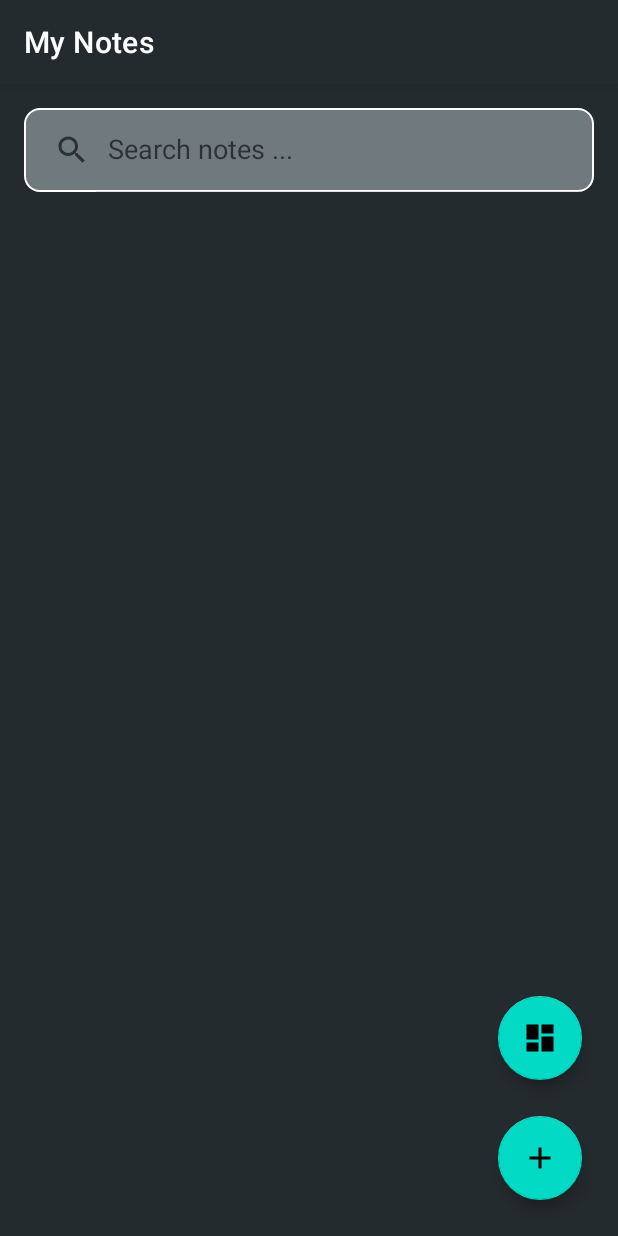
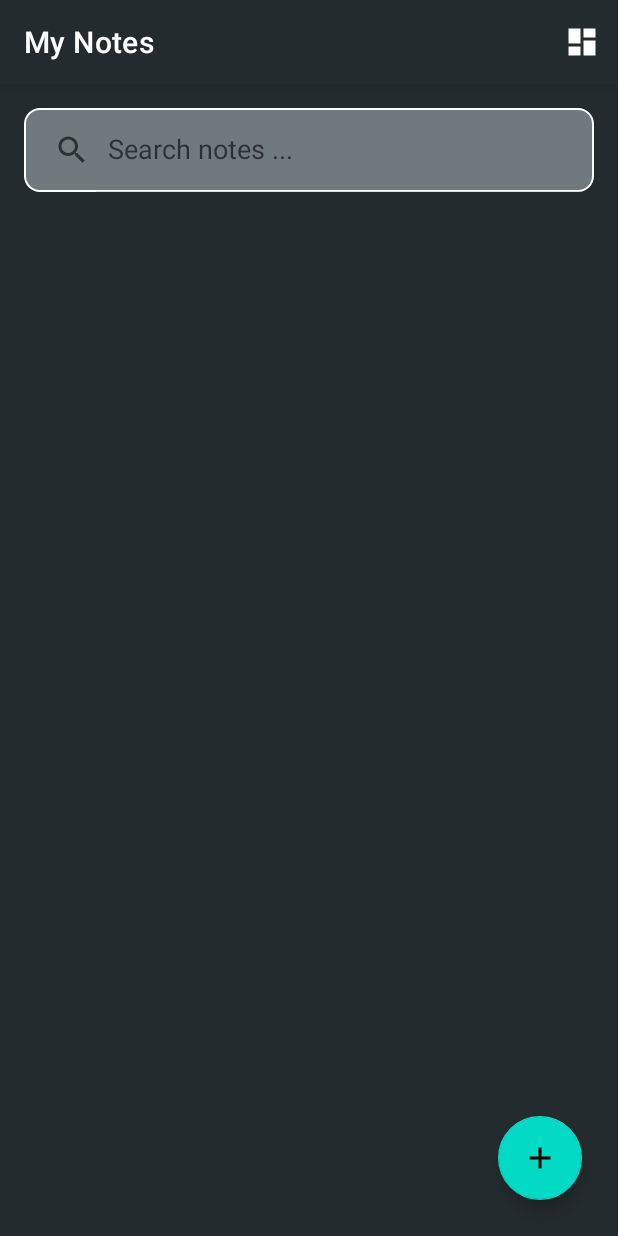
Before and after one commit to vishal-singh07/My-Notes-App, an Android app: the screen it shows after launch (MainActivity), on a phone screen of 412 x 824 dp. Run offline under Robolectric (Android 15) with nearby library versions, the phone set to English and light mode, and no system bars; our stand-ins replace Room's generated code.

Commit message:
Added the functionality to switch layouts using Preference Datastore in Kotlin.

```diff
--- a/app/build.gradle
+++ b/app/build.gradle
@@ -44,7 +44,6 @@ dependencies {
     androidTestImplementation 'androidx.test.espresso:espresso-core:3.4.0'
     implementation "androidx.activity:activity-ktx:1.6.1"
 
-
     // Lifecycle libraries
     def lifecycle_version = "2.5.1"
     implementation "androidx.lifecycle:lifecycle-viewmodel-ktx:$lifecycle_version"
@@ -54,4 +53,7 @@ dependencies {
     implementation "androidx.room:room-runtime:$room_version"
     kapt "androidx.room:room-compiler:$room_version"
     implementation "androidx.room:room-ktx:$room_version"
+    //Preference Datastore
+    implementation "androidx.datastore:datastore-preferences:1.0.0"
+    implementation "androidx.lifecycle:lifecycle-livedata-ktx:2.3.1"
 }
--- a/app/src/main/java/com/example/mynotes/MainActivity.kt
+++ b/app/src/main/java/com/example/mynotes/MainActivity.kt
@@ -2,16 +2,27 @@ package com.example.mynotes
 
 import android.content.Intent
 import android.os.Bundle
+import android.view.Menu
+import android.view.MenuInflater
+import android.view.MenuItem
 import android.widget.SearchView
 import androidx.activity.viewModels
 import androidx.appcompat.app.AppCompatActivity
 import androidx.appcompat.app.AppCompatDelegate
+import androidx.core.content.ContentProviderCompat.requireContext
+import androidx.core.content.ContextCompat
+import androidx.lifecycle.asLiveData
+import androidx.lifecycle.lifecycleScope
+import androidx.recyclerview.widget.GridLayoutManager
 import androidx.recyclerview.widget.LinearLayoutManager
 import androidx.recyclerview.widget.StaggeredGridLayoutManager
 import com.example.mynotes.adapters.NoteListAdapter
+import com.example.mynotes.data.SettingsDataStore
+import com.example.mynotes.data.dataStore
 import com.example.mynotes.databinding.ActivityMainBinding
 import com.example.mynotes.viewmodel.NoteViewModel
 import com.example.mynotes.viewmodel.NoteViewModelFactory
+import kotlinx.coroutines.launch
 
 
 class MainActivity : AppCompatActivity() {
@@ -25,6 +36,10 @@ class MainActivity : AppCompatActivity() {
 
     private var _binding: ActivityMainBinding? = null
     private val binding get() = _binding!!
+    // Keeps track of which LayoutManager is in use for the [RecyclerView]
+    private var isLinearLayoutManager = true
+
+    private lateinit var SettingsDataStore: SettingsDataStore
 
     override fun onCreate(savedInstanceState: Bundle?) {
         super.onCreate(savedInstanceState)
@@ -32,9 +47,6 @@ class MainActivity : AppCompatActivity() {
         setContentView(binding.root)
 
         AppCompatDelegate.setDefaultNightMode(AppCompatDelegate.MODE_NIGHT_NO)
-        val prefs = this.getSharedPreferences("my_prefs", MODE_PRIVATE)
-        prefs.edit().putBoolean("isGrid",false).apply()
-
 
         val adapter = NoteListAdapter {
             val intent = Intent(this,NoteTakerActivity::class.java)
@@ -78,21 +90,64 @@ class MainActivity : AppCompatActivity() {
 
         })
 
-        binding.layoutSwitch.setOnClickListener {
-            //If the layout is not grid
-            if(!prefs.getBoolean("isGrid",false))
-            {
-                prefs.edit().putBoolean("isGrid",true).apply()
-                binding.layoutSwitch.setImageResource(R.drawable.ic_grid_24)
-                binding.recyclerView.layoutManager = StaggeredGridLayoutManager(2,StaggeredGridLayoutManager.VERTICAL)
-            } else {
-                prefs.edit().putBoolean("isGrid",false).apply()
-                binding.layoutSwitch.setImageResource(R.drawable.ic_linear_24)
-                binding.recyclerView.layoutManager = LinearLayoutManager(this)
-            }
+        SettingsDataStore = SettingsDataStore(this.dataStore)
+        SettingsDataStore.preferenceFlow.asLiveData().observe(this) { value ->
+            isLinearLayoutManager = value
+            chooseLayout()
+            this.invalidateOptionsMenu()
         }
 
 
     }
 
+    override fun onCreateOptionsMenu(menu: Menu): Boolean {
+        val inflater: MenuInflater = menuInflater
+        inflater.inflate(R.menu.layout_menu, menu)
+        val layoutButton = menu.findItem(R.id.action_switch_layout)
+        setIcon(layoutButton)
+        return true
+    }
+    override fun onOptionsItemSelected(item: MenuItem): Boolean {
+        return when (item.itemId) {
+            R.id.action_switch_layout -> {
+                // Sets isLinearLayoutManager (a Boolean) to the opposite value
+                isLinearLayoutManager = !isLinearLayoutManager
+
+                // Launch a coroutine and write the layout setting in the preference Datastore
+                lifecycleScope.launch {
+                    SettingsDataStore.saveLayoutToPreferencesStore(isLinearLayoutManager, this@MainActivity)
+                }
+
+                // Sets layout and icon
+                chooseLayout()
+                setIcon(item)
+
+                return true
+            }
+            // Otherwise, do nothing and use the core event handling
+
+            // when clauses require that all possible paths be accounted for explicitly,
+            // for instance both the true and false cases if the value is a Boolean,
+            // or an else to catch all unhandled cases.
+            else -> super.onOptionsItemSelected(item)
+        }
+    }
+    private fun setIcon(menuItem: MenuItem?) {
+        if (menuItem == null)
+            return
+
+        menuItem.icon =
+            if (isLinearLayoutManager)
+                ContextCompat.getDrawable(this@MainActivity, R.drawable.ic_grid_24)
+            else ContextCompat.getDrawable(this@MainActivity, R.drawable.ic_linear)
+    }
+
+    private fun chooseLayout() {
+        if (isLinearLayoutManager) {
+            binding.recyclerView.layoutManager = LinearLayoutManager(this)
+        } else {
+            binding.recyclerView.layoutManager = StaggeredGridLayoutManager(2,StaggeredGridLayoutManager.VERTICAL)
+        }
+//        binding.recyclerView.adapter = LetterAdapter()
+    }
 }
--- /dev/null
+++ b/app/src/main/java/com/example/mynotes/data/SettingsDataStore.kt
@@ -0,0 +1,45 @@
+package com.example.mynotes.data
+
+import android.content.Context
+import androidx.datastore.core.DataStore
+import androidx.datastore.preferences.core.Preferences
+import androidx.datastore.preferences.core.booleanPreferencesKey
+import androidx.datastore.preferences.core.edit
+import androidx.datastore.preferences.core.emptyPreferences
+import androidx.datastore.preferences.preferencesDataStore
+import kotlinx.coroutines.flow.Flow
+import kotlinx.coroutines.flow.catch
+import kotlinx.coroutines.flow.map
+import java.io.IOException
+
+private const val LAYOUT_PREFERENCES_NAME = "layout_preferences"
+
+// Create a DataStore instance using the preferencesDataStore delegate, with the Context as
+// receiver.
+val Context.dataStore: DataStore<Preferences> by preferencesDataStore(
+    name = LAYOUT_PREFERENCES_NAME
+)
+
+class SettingsDataStore(preference_datastore: DataStore<Preferences>) {
+    private val IS_LINEAR_LAYOUT_MANAGER = booleanPreferencesKey("is_linear_layout_manager")
+
+    val preferenceFlow: Flow<Boolean> = preference_datastore.data
+        .catch {
+            if (it is IOException) {
+                it.printStackTrace()
+                emit(emptyPreferences())
+            } else {
+                throw it
+            }
+        }
+        .map { preferences ->
+            // On the first run of the app, we will use LinearLayoutManager by default
+            preferences[IS_LINEAR_LAYOUT_MANAGER] ?: true
+        }
+
+    suspend fun saveLayoutToPreferencesStore(isLinearLayoutManager: Boolean, context: Context) {
+        context.dataStore.edit { preferences ->
+            preferences[IS_LINEAR_LAYOUT_MANAGER] = isLinearLayoutManager
+        }
+    }
+}
--- a/app/src/main/res/drawable/ic_grid_24.xml
+++ b/app/src/main/res/drawable/ic_grid_24.xml
@@ -1,4 +1,4 @@
-<vector android:height="24dp" android:tint="#000000"
+<vector android:height="24dp" android:tint="#FFFFFF"
     android:viewportHeight="24" android:viewportWidth="24"
     android:width="24dp" xmlns:android="http://schemas.android.com/apk/res/android">
     <path android:fillColor="@android:color/white" android:pathData="M3,13h8L11,3L3,3v10zM3,21h8v-6L3,15v6zM13,21h8L21,11h-8v10zM13,3v6h8L21,3h-8z"/>
--- /dev/null
+++ b/app/src/main/res/drawable/ic_linear.xml
@@ -0,0 +1,5 @@
+<vector android:autoMirrored="true" android:height="24dp"
+    android:tint="#FFFFFF" android:viewportHeight="24"
+    android:viewportWidth="24" android:width="24dp" xmlns:android="http://schemas.android.com/apk/res/android">
+    <path android:fillColor="@android:color/white" android:pathData="M3,14h4v-4H3V14zM3,19h4v-4H3V19zM3,9h4V5H3V9zM8,14h13v-4H8V14zM8,19h13v-4H8V19zM8,5v4h13V5H8z"/>
+</vector>
--- a/app/src/main/res/layout/activity_main.xml
+++ b/app/src/main/res/layout/activity_main.xml
@@ -30,15 +30,6 @@
         android:layout_marginEnd="8dp"
         android:layout_marginBottom="8dp" />
 
-    <com.google.android.material.floatingactionbutton.FloatingActionButton
-        android:id="@+id/layout_switch"
-        android:layout_width="wrap_content"
-        android:layout_height="wrap_content"
-        android:layout_above="@+id/fab_add"
-        android:layout_alignParentEnd="true"
-        android:src="@drawable/ic_grid_24"
-        android:layout_marginEnd="24dp"/>
-
 
     <com.google.android.material.floatingactionbutton.FloatingActionButton
         android:id="@+id/fab_add"
--- /dev/null
+++ b/app/src/main/res/menu/layout_menu.xml
@@ -0,0 +1,8 @@
+<?xml version="1.0" encoding="utf-8"?>
+<menu xmlns:android="http://schemas.android.com/apk/res/android"
+    xmlns:app="http://schemas.android.com/apk/res-auto">
+    <item android:id="@+id/action_switch_layout"
+        android:title="@string/action_switch_layout"
+        android:icon="@drawable/ic_linear"
+        app:showAsAction="always" />
+</menu>
--- a/app/src/main/res/menu/popup_menu.xml
+++ /dev/null
@@ -1,6 +0,0 @@
-<?xml version="1.0" encoding="utf-8"?>
-<menu xmlns:android="http://schemas.android.com/apk/res/android">
-    <item android:id="@+id/delete"
-        android:title="Delete"/>
-
-</menu>
--- a/app/src/main/res/values/strings.xml
+++ b/app/src/main/res/values/strings.xml
@@ -3,4 +3,5 @@
     <string name="delete_question">Are you sure you want to delete?</string>
     <string name="no">No</string>
     <string name="yes">Yes</string>
+    <string name="action_switch_layout">Switch Layout</string>
 </resources>
```
Also changed, not shown: app/src/main/java/com/example/mynotes/adapters/NoteListAdapter.kt (+6 -3 lines), 1 other file.
